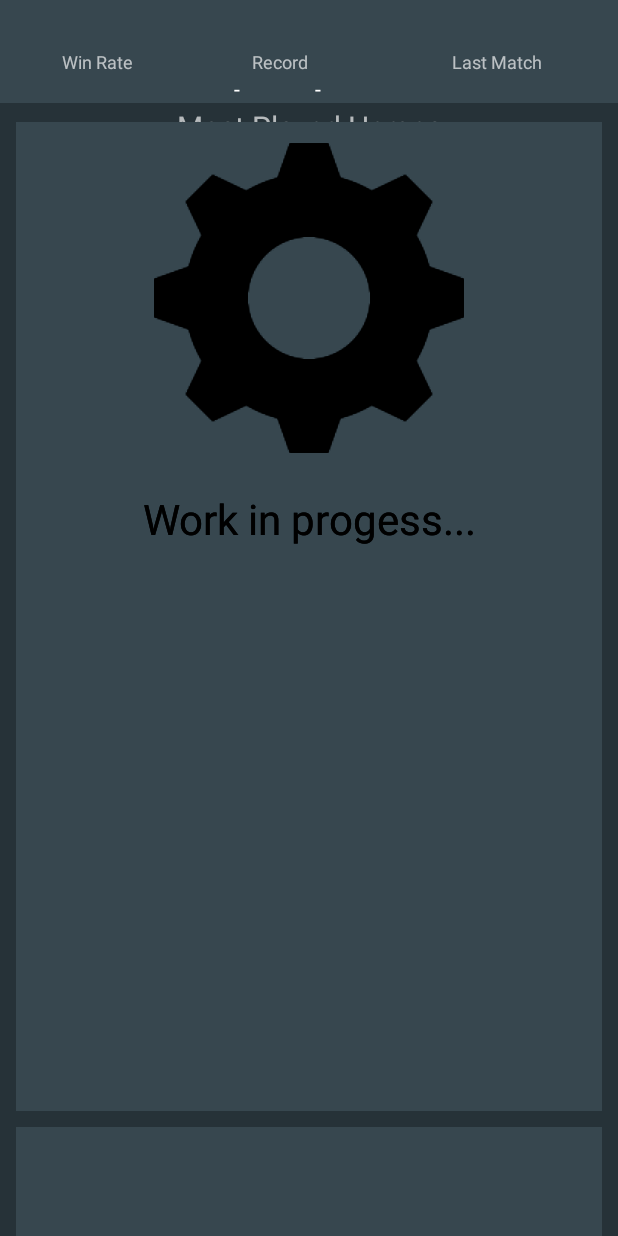
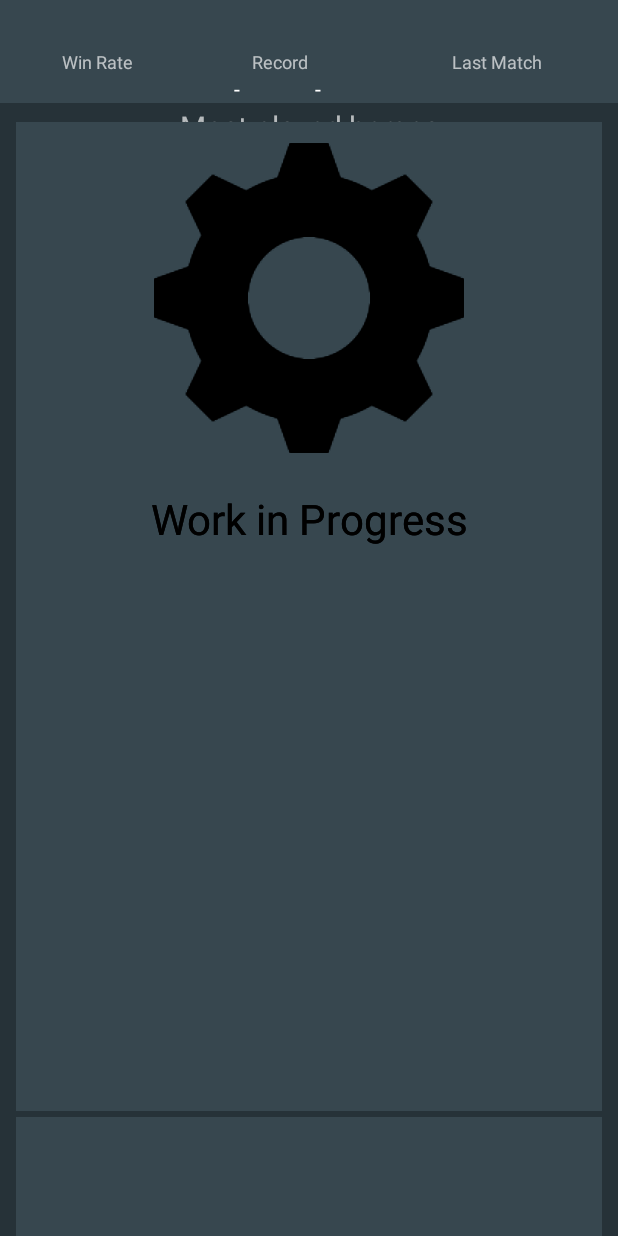
Before and after one commit to bewusstlos/DotaBuffApp, an Android app: the screen it shows after launch (MainActivity), on a phone screen of 412 x 824 dp. Run offline under Robolectric (Android 15) with nearby library versions, the phone set to English and light mode, and no system bars; 63 statements that could not run were skipped.

Commit message:
Final for Study Jam, but not final at all.

```diff
--- a/app/src/main/AndroidManifest.xml
+++ b/app/src/main/AndroidManifest.xml
@@ -4,8 +4,8 @@
 <uses-permission android:name="android.permission.INTERNET"/>
     <application
         android:allowBackup="true"
-        android:icon="@mipmap/ic_launcher"
-        android:label="@string/app_name"
+        android:icon="@drawable/ic_dota"
+        android:label="Statistics Dota 2"
         android:supportsRtl="true"
         android:theme="@style/AppTheme">
 
--- a/app/src/main/java/com/example/bewusstlos/dotabuffapp/MainActivity.java
+++ b/app/src/main/java/com/example/bewusstlos/dotabuffapp/MainActivity.java
@@ -14,6 +14,7 @@ import android.os.Bundle;
 import android.text.Layout;
 import android.util.Log;
 import android.view.Gravity;
+import android.view.View;
 import android.view.ViewGroup;
 import android.widget.ImageView;
 import android.widget.LinearLayout;
@@ -62,8 +63,8 @@ public class MainActivity extends StartActivity {
         heroesLayout = (LinearLayout) findViewById(R.id.heroes);
         TabHost tabs = (TabHost) findViewById(android.R.id.tabhost);
         tabs.setup();
+
         TabHost.TabSpec spec = tabs.newTabSpec("tag1");
-
         spec.setContent(R.id.overview);
         spec.setIndicator("Overview");
         tabs.addTab(spec);
@@ -112,6 +113,7 @@ public class MainActivity extends StartActivity {
         TextView txtRecordLosses = (TextView) findViewById(R.id.txt_record_losses);
         TextView txtRecordAbandons = (TextView) findViewById(R.id.txt_record_abandons);
         TextView txtLastMatch = (TextView) findViewById(R.id.txt_last_match);
+        try {
             Profile profile = new Profile(url);
             new DownloadImageTask(imgProfileAvatar).execute(profile.getAvatarSrc());
             txtProfileName.setText(profile.getProfileName());
@@ -120,9 +122,11 @@ public class MainActivity extends StartActivity {
             txtRecordLosses.setText(profile.getRecordLosses());
             txtRecordAbandons.setText(profile.getRecordAbandons());
             txtLastMatch.setText(profile.getLastMatch());
-
             setOverviewLayout(overviewLayout);
             setMatchesLayout(matchesLayout);
+        } catch (IllegalStateException e) {
+            Toast.makeText(this, "This profile is private", Toast.LENGTH_SHORT);
+        }
     }
 
     public void setMatchesLayout(LinearLayout layout) {
@@ -154,27 +158,21 @@ public class MainActivity extends StartActivity {
 
             LinearLayout firstInnerMatchesL = new LinearLayout(this);
             firstInnerMatchesL.setOrientation(LinearLayout.VERTICAL);
-            RelativeLayout.LayoutParams paramsForFirstInnerMatchesL = new RelativeLayout.LayoutParams
-                    (
-                            ViewGroup.LayoutParams.WRAP_CONTENT,
-                            ViewGroup.LayoutParams.WRAP_CONTENT
-                    );
-            paramsForFirstInnerMatchesL.addRule(RelativeLayout.RIGHT_OF, img.getId());
-            paramsForFirstInnerMatchesL.setMargins(0, 0, 0, 0);
+            RelativeLayout.LayoutParams paramsForFirstInnerMatchesL = new RelativeLayout.LayoutParams(ViewGroup.LayoutParams.WRAP_CONTENT, ViewGroup.LayoutParams.WRAP_CONTENT);
+            //paramsForFirstInnerMatchesL.addRule(RelativeLayout.RIGHT_OF,img.getId());
+            paramsForFirstInnerMatchesL.setMargins(150, 0, 16, 0);
             firstInnerMatchesL.setId(i + 40);
 
             TextView txtHeroName = new TextView(this);
             txtHeroName.setText(matches.get(i).heroName);
             txtHeroName.setTextColor(Color.WHITE);
             txtHeroName.setId(i + 80);
-
             firstInnerMatchesL.addView(txtHeroName);
 
             TextView txtMatchTime = new TextView(this);
             txtMatchTime.setText(matches.get(i).matchTime);
             txtMatchTime.setTextColor(Color.argb(170, 255, 255, 255));
             txtMatchTime.setId(i + 120);
-
             firstInnerMatchesL.addView(txtMatchTime);
 
             TextView txtMatchRanked = new TextView(this);
@@ -192,7 +190,6 @@ public class MainActivity extends StartActivity {
             RelativeLayout.LayoutParams paramsForMatchType = new RelativeLayout.LayoutParams(ViewGroup.LayoutParams.WRAP_CONTENT, ViewGroup.LayoutParams.WRAP_CONTENT);
             paramsForMatchType.addRule(RelativeLayout.BELOW, txtMatchRanked.getId());
             paramsForMatchType.addRule(RelativeLayout.ALIGN_PARENT_RIGHT);
-            paramsForFirstInnerMatchesL.setMargins(16, 0, 16, 0);
             txtMatchType.setId(i + 200);
 
             TextView txtResult = new TextView(this);
@@ -202,11 +199,9 @@ public class MainActivity extends StartActivity {
             txtResult.setTextColor(Color.argb(170, 255, 255, 255));
             txtResult.setTextSize(18);
             txtResult.setText(matches.get(i).result);
-            if (txtResult.getText().toString() == "Won Match")
-                txtResult.setTextColor(Color.GREEN);
-            if (txtResult.getText().toString() == "Lost Match")
-                txtResult.setTextColor(Color.RED);
+            txtResult.setTextColor(getResources().getColor(R.color.textSecondary));
             txtResult.setId(i + 280);
+            matchesL.addView(txtResult, paramsForTxtResult);
 
             TextView txtDuration = new TextView(this);
             txtDuration.setText(matches.get(i).duration);
@@ -216,7 +211,6 @@ public class MainActivity extends StartActivity {
             txtDuration.setTextColor(Color.argb(170, 255, 255, 255));
             txtDuration.setId(i + 320);
 
-            matchesL.addView(txtResult, paramsForTxtResult);
             matchesL.addView(txtDuration, paramsForTxtDuration);
 
             LinearLayout matchesProgressKdaL = new LinearLayout(this);
@@ -229,7 +223,7 @@ public class MainActivity extends StartActivity {
             paramsForTxtBar.addRule(RelativeLayout.CENTER_IN_PARENT);
 
             LinearLayout killBar = new LinearLayout(this);
-            killBar.setBackgroundColor(Color.argb(170, 0, 230, 0));
+            killBar.setBackgroundColor(Color.argb(170, 230, 0, 0));
             float killWeight = ((matches.get(i).kill + matches.get(i).death + matches.get(i).assist) / 100) * matches.get(i).kill;
             LinearLayout.LayoutParams paramsForKillBar = new LinearLayout.LayoutParams(0, ViewGroup.LayoutParams.WRAP_CONTENT, killWeight);
             killBar.setId(i + 400);
@@ -250,7 +244,7 @@ public class MainActivity extends StartActivity {
             deathBar.addView(txtDeathBar, paramsForKillBar);
 
             LinearLayout assistBar = new LinearLayout(this);
-            assistBar.setBackgroundColor(Color.argb(170, 230, 0, 0));
+            assistBar.setBackgroundColor(Color.argb(170, 0, 230, 0));
             float assistWeight = ((matches.get(i).kill + matches.get(i).death + matches.get(i).assist) / 100) * matches.get(i).assist;
             LinearLayout.LayoutParams paramsForAssistBar = new LinearLayout.LayoutParams(0, ViewGroup.LayoutParams.WRAP_CONTENT, assistWeight);
 
@@ -287,7 +281,7 @@ public class MainActivity extends StartActivity {
             matchesL.addView(img, paramsForImg);
             matchesL.addView(firstInnerMatchesL, paramsForFirstInnerMatchesL);
             l.addView(matchesL, paramsForOverviewL);
-            if (i != 0)
+            //if (i != 0)
                 layout.addView(l, lp);
         }
     }
@@ -320,7 +314,8 @@ public class MainActivity extends StartActivity {
 
             TextView txtHeroName = new TextView(this);
             RelativeLayout.LayoutParams paramsForTxtHeroName = new RelativeLayout.LayoutParams(ViewGroup.LayoutParams.WRAP_CONTENT, ViewGroup.LayoutParams.WRAP_CONTENT);
-            paramsForTxtHeroName.addRule(RelativeLayout.RIGHT_OF, img.getId());
+            //paramsForTxtHeroName.addRule(RelativeLayout.RIGHT_OF, img.getId());
+            paramsForTxtHeroName.setMargins(150, 0, 0, 0);
             txtHeroName.setTextColor(Color.WHITE);
             txtHeroName.setText(mph.getGameOfMostPlayedHeroes(i).getHeroName());
             txtHeroName.setId(i + 10);
@@ -328,7 +323,8 @@ public class MainActivity extends StartActivity {
             TextView txtLastMatch = new TextView(this);
             txtLastMatch.setText(mph.getGameOfMostPlayedHeroes(i).getLastMatch());
             RelativeLayout.LayoutParams paramsForTxtLastMatch = new RelativeLayout.LayoutParams(ViewGroup.LayoutParams.WRAP_CONTENT, ViewGroup.LayoutParams.WRAP_CONTENT);
-            paramsForTxtLastMatch.addRule(RelativeLayout.RIGHT_OF, img.getId());
+            //paramsForTxtLastMatch.addRule(RelativeLayout.RIGHT_OF, img.getId());
+            paramsForTxtLastMatch.setMargins(150, 0, 0, 0);
             txtLastMatch.setTextColor(Color.argb(170, 255, 255, 255));
             paramsForTxtLastMatch.addRule(RelativeLayout.BELOW, txtHeroName.getId());
 
@@ -369,7 +365,6 @@ public class MainActivity extends StartActivity {
             overviewL.addView(txtLastMatch, paramsForTxtLastMatch);
             overviewL.addView(secondInnerOverviewL, paramsForSecondInnerOverviewL);
             l.addView(overviewL, paramsForOverviewL);
-            if (i != 0)
             layout.addView(l, paramsForL);
         }
     }
@@ -432,13 +427,13 @@ public class MainActivity extends StartActivity {
                         "data-tooltip-url=\".*?\" " +
                         "src=\"(.*?)\" />" +
                         "</a></div>").matcher(this.htmlMatchesSrc);
-                for (int i = 0; i < index + 1; i++) {
+                for (int i = 0; i < index; i++) {
                     m.find();
                 }
                 if (m.find() == true)
-                    itemsList[index] = "http://www.dotabuff.com" + m.group(1);
+                    itemsList[j] = "http://www.dotabuff.com" + m.group(1);
                 else
-                    itemsList[index] = null;
+                    itemsList[j] = null;
                 index++;
             }
         }
--- a/app/src/main/res/layout/activity_main.xml
+++ b/app/src/main/res/layout/activity_main.xml
@@ -46,7 +46,7 @@
                     android:layout_width="match_parent"
                     android:layout_height="wrap_content"
                     android:layout_below="@id/txt_profile_name"
-                    android:text="Win Rate"
+                    android:text="@string/win_rate"
                     android:textAlignment="center"
                     android:textColor="@color/textSecondary"
                     android:textSize="12sp" />
@@ -72,7 +72,7 @@
                     android:layout_width="match_parent"
                     android:layout_height="wrap_content"
                     android:layout_below="@id/txt_profile_name"
-                    android:text="Record"
+                    android:text="@string/record"
                     android:textAlignment="center"
                     android:textColor="@color/textSecondary"
                     android:textSize="12sp" />
@@ -197,7 +197,7 @@
                     <TextView
                         android:layout_width="match_parent"
                         android:layout_height="wrap_content"
-                        android:text="Most Played Heroes"
+                        android:text="@string/most_played_heroes"
                         android:textAlignment="center"
                         android:textColor="@color/textSecondary"
                         android:textSize="20sp" />
@@ -254,7 +254,7 @@
                         android:layout_width="match_parent"
                         android:layout_height="wrap_content"
                         android:gravity="center"
-                        android:text="Work in progess..."
+                        android:text="@string/work_in_progress"
                         android:textSize="28dp" />
 
                 </LinearLayout>
@@ -276,7 +276,7 @@
                         android:layout_width="match_parent"
                         android:layout_height="wrap_content"
                         android:gravity="center"
-                        android:text="Work in progess..."
+                        android:text="@string/work_in_progress"
                         android:textSize="28dp" />
                 </LinearLayout>
 
@@ -297,7 +297,7 @@
                         android:layout_width="match_parent"
                         android:layout_height="wrap_content"
                         android:gravity="center"
-                        android:text="Work in progess..."
+                        android:text="@string/work_in_progress"
                         android:textSize="28dp" />
                 </LinearLayout>
 
@@ -318,7 +318,7 @@
                         android:layout_width="match_parent"
                         android:layout_height="wrap_content"
                         android:gravity="center"
-                        android:text="Work in progess..."
+                        android:text="@string/work_in_progress"
                         android:textSize="28dp" />
 
                 </LinearLayout>
@@ -340,7 +340,7 @@
                         android:layout_width="match_parent"
                         android:layout_height="wrap_content"
                         android:gravity="center"
-                        android:text="Work in progess..."
+                        android:text="@string/work_in_progress"
                         android:textSize="28dp" />
 
                 </LinearLayout>
@@ -362,7 +362,7 @@
                         android:layout_width="match_parent"
                         android:layout_height="wrap_content"
                         android:gravity="center"
-                        android:text="Work in progess..."
+                        android:text="@string/work_in_progress"
                         android:textSize="28dp" />
 
                 </LinearLayout>
--- a/app/src/main/res/values/strings.xml
+++ b/app/src/main/res/values/strings.xml
@@ -1,3 +1,7 @@
 <resources>
     <string name="app_name">DotaBuffApp</string>
+    <string name="win_rate">Win Rate</string>
+    <string name="record">Record</string>
+    <string name="most_played_heroes">Most played heroes</string>
+    <string name="work_in_progress">Work in Progress</string>
 </resources>
```
Also changed, not shown: app/src/main/java/com/example/bewusstlos/dotabuffapp/StartActivity.java (+14 -13 lines), app/src/main/res/layout/activity_start.xml (+7 -8 lines), app/src/main/res/drawable-hdpi/ic_dota.png (added), app/src/main/res/drawable-mdpi/ic_dota.png (added), app/src/main/res/drawable-xhdpi/ic_dota.png (added), app/src/main/res/drawable-xxhdpi/ic_dota.png (added), app/src/main/res/drawable-xxxhdpi/ic_dota.png (added). Lines whose indentation alone changed are shown as unchanged.
